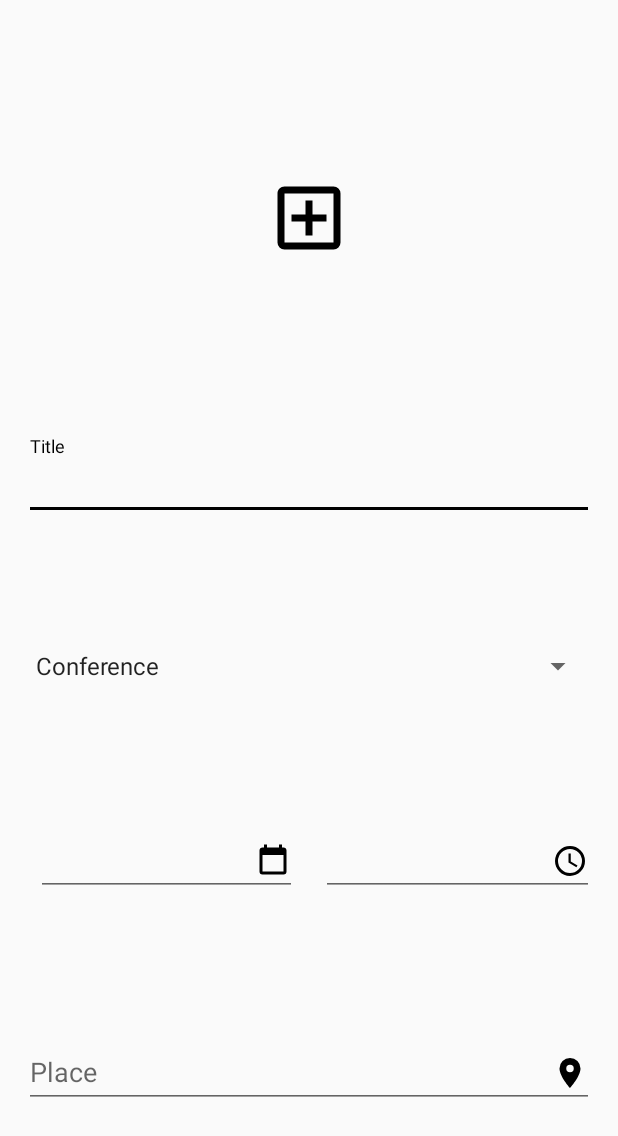
After one commit to eglocc/Clapp-Android, an Android app: the layout fragment_create_event_step1.xml on its own in the app's theme, with its tools: preview values and no code run, on a phone screen of 412 x 824 dp. The commit adds this screen. Shown: the top 1136 px of the screen. Run offline under Robolectric (Android 15) with nearby library versions, the phone set to English and light mode, and no system bars.

Commit message:
Update CreateEventActivity

```diff
--- /dev/null
+++ b/app/src/main/res/layout/fragment_create_event_step1.xml
@@ -0,0 +1,134 @@
+<?xml version="1.0" encoding="utf-8"?>
+<layout xmlns:android="http://schemas.android.com/apk/res/android">
+
+    <ScrollView xmlns:app="http://schemas.android.com/apk/res-auto"
+        xmlns:tools="http://schemas.android.com/tools"
+        android:layout_width="match_parent"
+        android:layout_height="match_parent"
+        android:fillViewport="true">
+
+        <android.support.constraint.ConstraintLayout
+            android:layout_width="match_parent"
+            android:layout_height="wrap_content"
+            android:paddingEnd="@dimen/default_horizontal_margin"
+            android:paddingLeft="@dimen/default_horizontal_margin"
+            android:paddingRight="@dimen/default_horizontal_margin"
+            android:paddingStart="@dimen/default_horizontal_margin">
+
+            <ImageView
+                android:id="@+id/event_image"
+                android:layout_width="match_parent"
+                android:layout_height="120dp"
+                android:padding="32dp"
+                android:src="@drawable/plus_box_outline"
+                app:layout_constraintBottom_toTopOf="@+id/event_title_input_layout"
+                app:layout_constraintEnd_toEndOf="parent"
+                app:layout_constraintStart_toStartOf="parent"
+                app:layout_constraintTop_toTopOf="parent" />
+
+
+            <android.support.design.widget.TextInputLayout
+                android:id="@+id/event_title_input_layout"
+                android:layout_width="0dp"
+                android:layout_height="wrap_content"
+                app:layout_constraintBottom_toTopOf="@+id/event_type_spinner"
+                app:layout_constraintEnd_toEndOf="parent"
+                app:layout_constraintStart_toStartOf="parent"
+                app:layout_constraintTop_toBottomOf="@id/event_image">
+
+                <EditText
+                    android:id="@+id/event_title_input"
+                    android:layout_width="match_parent"
+                    android:layout_height="wrap_content"
+                    android:hint="@string/event_title"
+                    android:singleLine="true" />
+
+            </android.support.design.widget.TextInputLayout>
+
+
+            <Spinner
+                android:id="@+id/event_type_spinner"
+                android:layout_width="0dp"
+                android:layout_height="wrap_content"
+                android:entries="@array/event_types"
+                android:filterTouchesWhenObscured="false"
+                android:prompt="@string/event_type_prompt"
+                android:spinnerMode="dialog"
+                app:layout_constraintBottom_toTopOf="@+id/event_date_input_layout"
+                app:layout_constraintEnd_toEndOf="parent"
+                app:layout_constraintStart_toStartOf="parent"
+                app:layout_constraintTop_toBottomOf="@id/event_title_input_layout" />
+
+
+            <android.support.design.widget.TextInputLayout
+                android:id="@+id/event_date_input_layout"
+                android:layout_width="0dp"
+                android:layout_height="wrap_content"
+                android:paddingEnd="8dp"
+                android:paddingRight="8dp"
+                android:paddingStart="8dp"
+                app:layout_constraintBottom_toTopOf="@+id/event_place_input_layout"
+                app:layout_constraintEnd_toStartOf="@+id/event_time_input_layout"
+                app:layout_constraintStart_toStartOf="parent"
+                app:layout_constraintTop_toBottomOf="@id/event_type_spinner">
+
+                <EditText
+                    android:id="@+id/event_date_input"
+                    android:layout_width="match_parent"
+                    android:layout_height="wrap_content"
+                    android:drawableEnd="@drawable/calendar_blank"
+                    android:drawableRight="@drawable/calendar_blank"
+                    android:inputType="date"
+                    android:singleLine="true"
+                    tools:hint="@tools:sample/date/ddmmyy" />
+
+            </android.support.design.widget.TextInputLayout>
+
+            <android.support.design.widget.TextInputLayout
+                android:id="@+id/event_time_input_layout"
+                android:layout_width="0dp"
+                android:layout_height="wrap_content"
+                android:paddingLeft="8dp"
+                android:paddingStart="8dp"
+                app:layout_constraintBottom_toBottomOf="@id/event_date_input_layout"
+                app:layout_constraintEnd_toEndOf="parent"
+                app:layout_constraintStart_toEndOf="@id/event_date_input_layout"
+                app:layout_constraintTop_toTopOf="@id/event_date_input_layout">
+
+                <EditText
+                    android:id="@+id/event_time_input"
+                    android:layout_width="match_parent"
+                    android:layout_height="wrap_content"
+                    android:drawableEnd="@drawable/clock"
+                    android:drawableRight="@drawable/clock"
+                    android:inputType="time"
+                    android:singleLine="true"
+                    tools:hint="@tools:sample/date/hhmm" />
+
+            </android.support.design.widget.TextInputLayout>
+
+            <android.support.design.widget.TextInputLayout
+                android:id="@+id/event_place_input_layout"
+                android:layout_width="0dp"
+                android:layout_height="wrap_content"
+                app:layout_constraintBottom_toBottomOf="parent"
+                app:layout_constraintEnd_toEndOf="parent"
+                app:layout_constraintStart_toStartOf="parent"
+                app:layout_constraintTop_toBottomOf="@id/event_date_input_layout">
+
+                <EditText
+                    android:id="@+id/event_place_input"
+                    android:layout_width="match_parent"
+                    android:layout_height="wrap_content"
+                    android:drawableEnd="@drawable/map_marker"
+                    android:drawableRight="@drawable/map_marker"
+                    android:hint="@string/event_place"
+                    android:singleLine="true" />
+
+            </android.support.design.widget.TextInputLayout>
+
+        </android.support.constraint.ConstraintLayout>
+
+    </ScrollView>
+
+</layout>
--- /dev/null
+++ b/app/src/main/res/values/arrays.xml
@@ -0,0 +1,15 @@
+<?xml version="1.0" encoding="utf-8"?>
+<resources>
+
+    <string-array name="event_types">
+        <item>@string/conference</item>
+        <item>@string/meeting</item>
+        <item>@string/competition</item>
+        <item>@string/party</item>
+        <item>@string/workshop</item>
+        <item>@string/trip</item>
+        <item>@string/nightout</item>
+        <item>@string/training</item>
+    </string-array>
+
+</resources>
--- a/app/src/main/res/values/strings.xml
+++ b/app/src/main/res/values/strings.xml
@@ -8,9 +8,6 @@
     <string name="member_number_label">Members: </string>
     <string name="upcoming_events_number_label">Upcoming Events: </string>
     <string name="total_events_number_label">"Total Events: "</string>
-    <string name="temp_event_text">Some Text Some Text Some Text Some Text Some Text Some Text
-        Some Text Some Text Some Text Some Text Some Text Some Text Some Text Some Text Some Text
-        Some Text Some Text Some Text Some Text Some Text</string>
     <string name="login">LOGIN</string>
     <string name="sign_up">SIGN UP</string>
     <string name="email_hint">E-mail</string>
@@ -20,5 +17,15 @@
     <string name="event_type_prompt">Choose event type</string>
     <string name="event_description">Description</string>
     <string name="event_place">Place</string>
+    <string name="conference">Conference</string>
+    <string name="meeting">Meeting</string>
+    <string name="competition">Competition</string>
+    <string name="party">Party</string>
+    <string name="workshop">Workshop</string>
+    <string name="trip">Trip</string>
+    <string name="nightout">Night out</string>
+    <string name="training">Training</string>
+    <string name="next">Next</string>
+    <string name="generate_chat">Generate chat group</string>
 
 </resources>
```
Also changed, not shown: app/build.gradle (+7 -0 lines), app/src/main/java/clappapp/club/clapp/controller/CreateEventActivity.java (+38 -3 lines), app/src/main/java/clappapp/club/clapp/controller/CreateEventFragment.java (added, +33 -0 lines), app/src/main/java/clappapp/club/clapp/controller/CreateEventPagerAdapter.java (added, +36 -0 lines), app/src/main/java/clappapp/club/clapp/controller/NonSwipeableViewPager.java (added, +27 -0 lines), app/src/main/res/drawable/number_1.xml (added, +13 -0 lines), app/src/main/res/drawable/number_2.xml (added, +10 -0 lines), app/src/main/res/drawable/number_3.xml (added, +10 -0 lines), app/src/main/res/drawable/numeric_1_box_outline.xml (deleted, +0 -10 lines), app/src/main/res/drawable/numeric_2_box_outline.xml (deleted, +0 -10 lines), app/src/main/res/drawable/numeric_3_box_outline.xml (deleted, +0 -10 lines), app/src/main/res/layout/activity_create_event.xml (added, +42 -0 lines), app/src/main/res/layout/create_event_step_1_layout.xml (deleted, +0 -161 lines), app/src/main/res/layout/event_item_layout.xml (+34 -34 lines), 2 more files.
